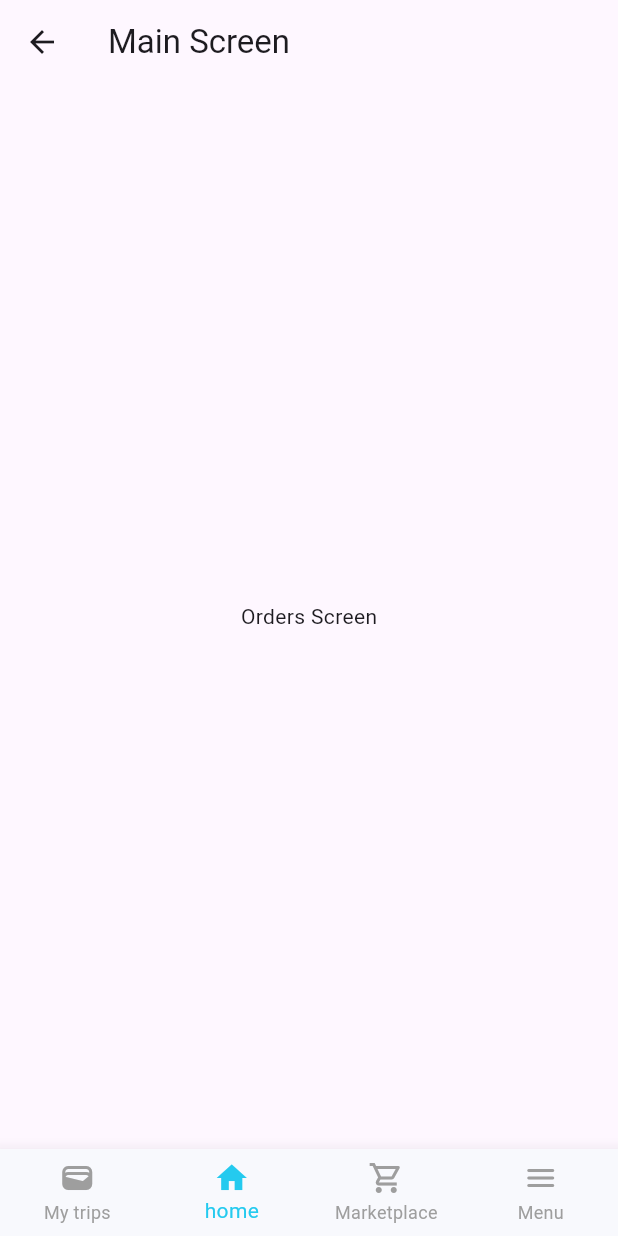
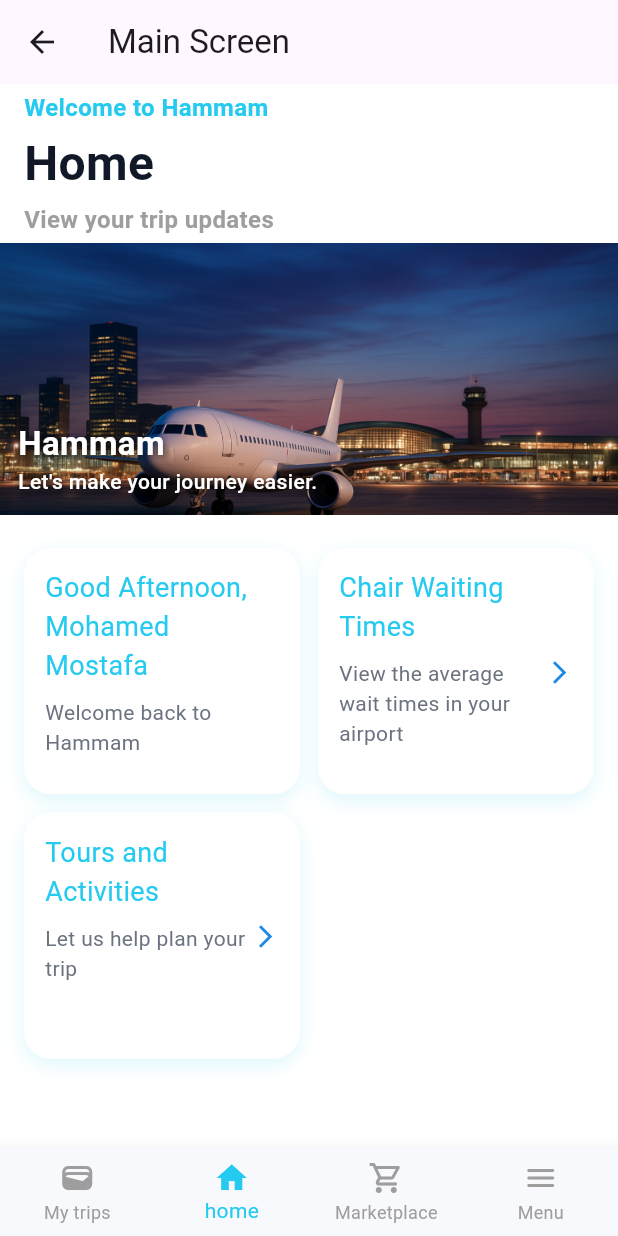
Before and after one commit to Salma28-zahran/hammam_app, a Flutter app: the Main screen opened by its route, item 2 of the bottom bar chosen, on a phone screen of 412 x 824 dp. Run offline on Flutter 3.47's test engine with Material 3 defaults, Android fonts, the phone set to English and light mode, and no system bars; our stand-ins replace easy_localization, flutter_native_splash, google_fonts; Roboto replaces fonts that are missing (Arial).

Commit message:
home screen

```diff
--- a/lib/core/resources/app_assets_manager.dart
+++ b/lib/core/resources/app_assets_manager.dart
@@ -5,6 +5,7 @@ abstract class AssetsManager {
   static const String onboard3 = "assets/images/png/onboard3.png";
   static const String login = "assets/images/png/login_logo.png";
   static const String logo = "assets/images/png/logo.png";
+  static const String homePicture = "assets/images/png/homepic.png";
 
 
 
--- /dev/null
+++ b/lib/features/tabs/presentations/views/home/homeScreen.dart
@@ -0,0 +1,209 @@
+import 'package:flutter/material.dart';
+import 'package:hammam_app/core/resources/app_assets_manager.dart';
+import 'package:hammam_app/theme/app_theme.dart';
+
+class HomeScreen extends StatelessWidget {
+  const HomeScreen({super.key});
+
+  @override
+  Widget build(BuildContext context) {
+    final width = MediaQuery.of(context).size.width;
+    final height = MediaQuery.of(context).size.height;
+    return Scaffold(
+      backgroundColor: Colors.white,
+      body: SingleChildScrollView(
+        child: Column(
+          crossAxisAlignment: CrossAxisAlignment.start,
+          children: [
+            Padding(
+              padding:  EdgeInsets.symmetric(horizontal: 16, vertical: 4),
+              child: Column(
+                crossAxisAlignment: CrossAxisAlignment.start,
+                children: [
+                  Text(
+                    "Welcome to Hammam",
+                    style: TextStyle(
+                      fontFamily: "Arial",
+                      fontSize: 16,
+                      color: AppColor.primary,
+                      fontWeight: FontWeight.w600,
+                    ),
+                  ),
+
+                   SizedBox(height: 3),
+
+                   Text(
+                    "Home",
+                    style: TextStyle(
+                      fontFamily: "Arial",
+                      fontSize: 32,
+                      color: AppColor.gray900,
+                      fontWeight: FontWeight.w700,
+                    ),
+                  ),
+
+                   SizedBox(height: 3),
+
+                   Text(
+                    "View your trip updates",
+                    style: TextStyle(
+                      fontFamily: "Arial",
+                      fontSize: 16,
+                      color: Colors.grey,
+                      fontWeight: FontWeight.w600,
+                    ),
+                  ),
+                ],
+              ),
+            ),
+
+            Stack(
+              children: [
+                Image.asset(
+                  AssetsManager.homePicture,
+                  height: height * 0.22,
+                  width: double.infinity,
+                  fit: BoxFit.cover,
+                ),
+
+                Positioned(
+                  left: 12,
+                  bottom: 12,
+                  child: Column(
+                    crossAxisAlignment: CrossAxisAlignment.start,
+                    children: [
+                      Text(
+                        "Hammam",
+                        style: TextStyle(
+                          color: Colors.white,
+                          fontSize: 22,
+                          fontWeight: FontWeight.bold,
+                          shadows: [
+                            Shadow(
+                              blurRadius: 6,
+                              color: Colors.black.withOpacity(0.7),
+                              offset: Offset(1, 2),
+                            ),
+                          ],
+                        ),
+                      ),
+                      Text(
+                        "Let's make your journey easier.",
+                        style: TextStyle(
+                          color: Colors.white,
+                          fontSize: 14,
+                          fontWeight: FontWeight.w500,
+                          shadows: [
+                            Shadow(
+                              blurRadius: 6,
+                              color: Colors.black.withOpacity(0.7),
+                              offset: Offset(1, 2),
+                            ),
+                          ],
+                        ),
+                      ),
+                    ],
+                  ),
+                ),
+              ],
+            ),
+
+            Padding(
+              padding:  EdgeInsets.symmetric(horizontal: 16, vertical: 22),
+
+              child: GridView.count(
+                shrinkWrap: true,
+                crossAxisCount: 2,
+                physics:  NeverScrollableScrollPhysics(),
+                crossAxisSpacing: 12,
+                mainAxisSpacing: 12,
+                childAspectRatio: 1.12,
+                children: [
+                  _homeCard(
+                    title: "Good Afternoon, Mohamed Mostafa",
+                    subtitle: "Welcome back to Hammam",
+                    arrow: false,
+                  ),
+
+                  _homeCard(
+                    title: "Chair Waiting Times",
+                    subtitle: "View the average wait times in your airport",
+                  ),
+
+                  _homeCard(
+                    title: "Tours and Activities",
+                    subtitle: "Let us help plan your trip",
+                  ),
+                ],
+              ),
+            ),
+          ],
+        ),
+      ),
+    );
+  }
+
+  /// Custom Card  widget
+  Widget _homeCard({
+    required String title,
+    required String subtitle,
+    bool arrow = true,
+  }) {
+    return Container(
+      padding:  EdgeInsets.all(14),
+      decoration: BoxDecoration(
+        color: Colors.white,
+        borderRadius: BorderRadius.circular(18),
+        boxShadow: [
+          BoxShadow(
+            blurRadius: 10,
+            offset:  Offset(0, 4),
+            color: AppColor.primary.withOpacity(0.15),
+          ),
+        ],
+      ),
+      child: Column(
+        crossAxisAlignment: CrossAxisAlignment.start,
+
+        children: [
+          Row(
+            crossAxisAlignment: CrossAxisAlignment.start,
+            children: [
+              Expanded(
+                child: Text(
+                  title,
+                  style: TextStyle(
+                    fontFamily: "Arial",
+                    color: AppColor.primary,
+                    fontSize: 18,
+                  ),
+                ),
+              ),
+            ],
+          ),
+
+           SizedBox(height: 8),
+
+          Row(
+            crossAxisAlignment: CrossAxisAlignment.start,
+            children: [
+              Expanded(
+                child: Text(
+                  subtitle,
+                  style: TextStyle(color: AppColor.gray500, fontSize: 14),
+                ),
+              ),
+              if (arrow)
+                Icon(
+                  Icons.arrow_forward_ios,
+                  size: 18,
+                  weight: 900,
+                  color: Colors.blue.shade600,
+                ),
+            ],
+          ),
+        ],
+      ),
+    );
+  }
+}
--- a/lib/features/tabs/presentations/views/main.dart
+++ b/lib/features/tabs/presentations/views/main.dart
@@ -1,4 +1,5 @@
 import 'package:flutter/material.dart';
+import 'package:hammam_app/features/tabs/presentations/views/home/homeScreen.dart';
 import 'package:hammam_app/features/tabs/presentations/widgets/bottom_nav_bar.dart';
 
 class Main extends StatefulWidget {
@@ -13,7 +14,7 @@ class _MainState extends State<Main> {
 
   final List<Widget> _screens = [
     Center(child: Text("Home Screen")),
-    Center(child: Text("Orders Screen")),
+    HomeScreen(),
     Center(child: Text("Saved Screen")),
     Center(child: Text("Account Screen")),
   ];
@@ -27,9 +28,7 @@ class _MainState extends State<Main> {
   @override
   Widget build(BuildContext context) {
     return Scaffold(
-      appBar: AppBar(
-        title: Text("Main Screen"),
-      ),
+      appBar: AppBar(title: Text("Main Screen")),
       body: _screens[_currentIndex],
       bottomNavigationBar: BottomNavBar(
         currentIndex: _currentIndex,
```
Also changed, not shown: assets/images/png/homepic.png (added).
